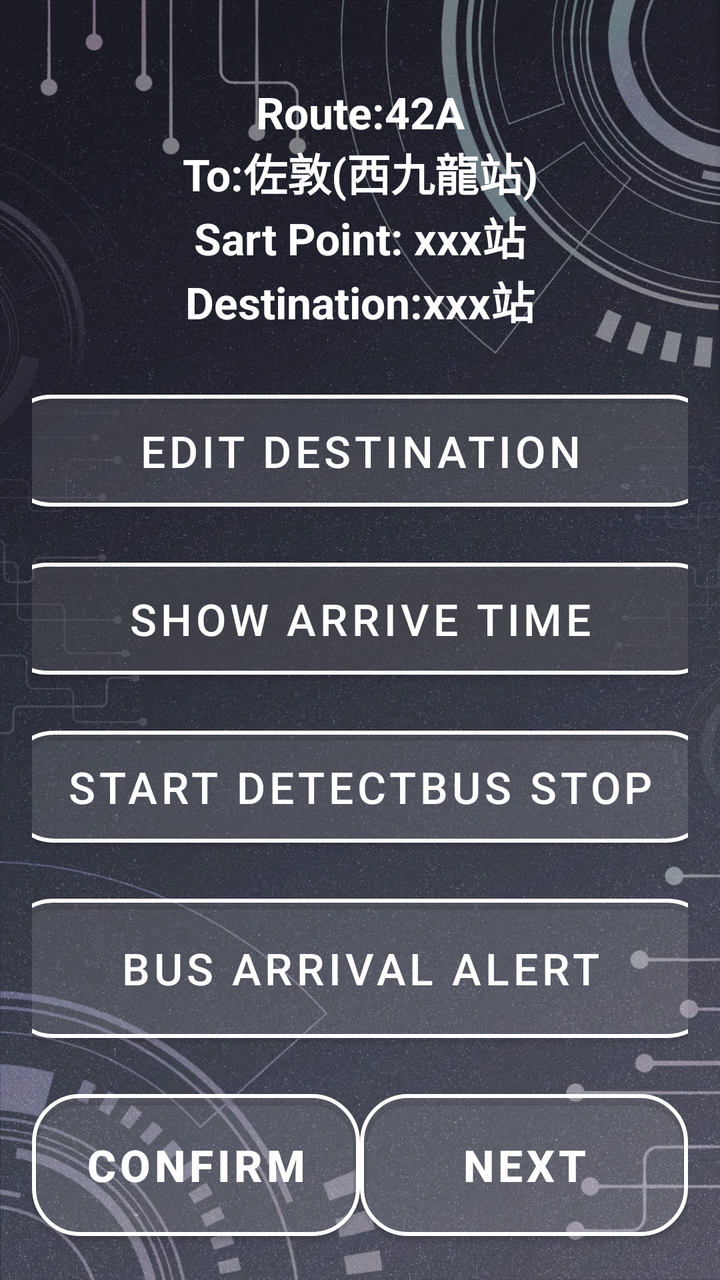
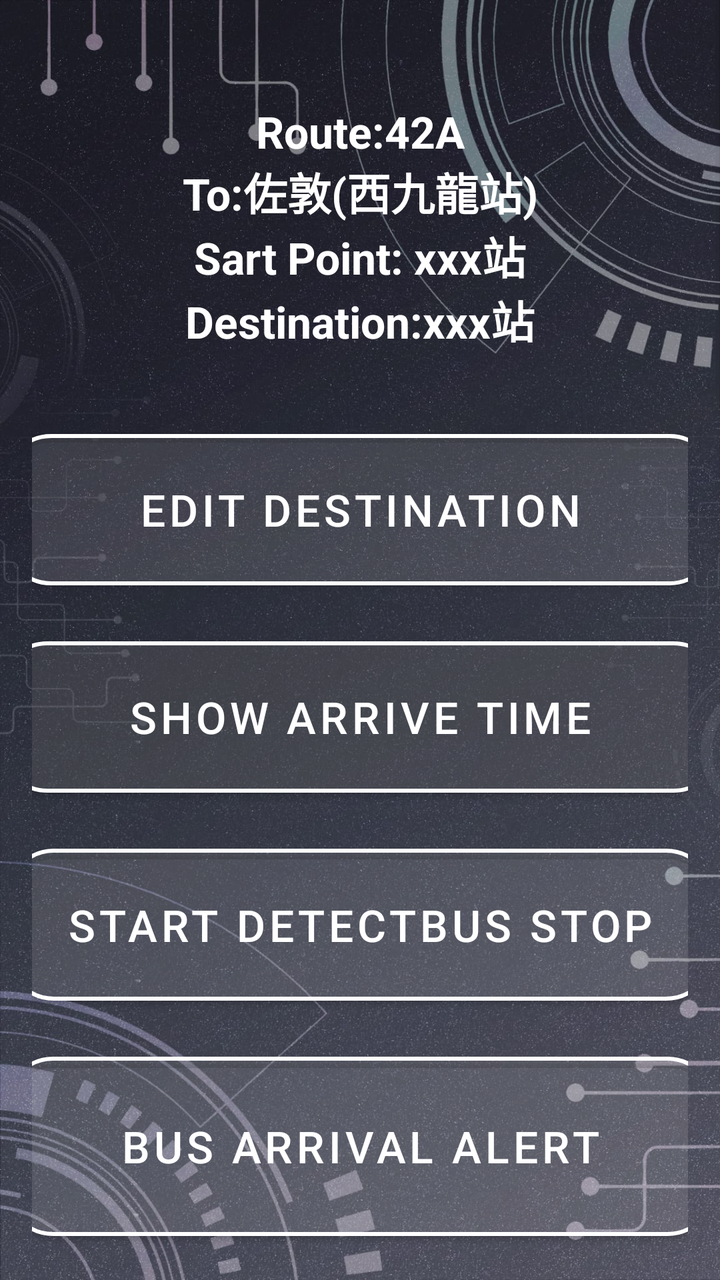

Two renders of the same Android screen: before a commit and after it. Below are the layout's source before the change and the commit's diff.
<!-- AndroidManifest.xml: application theme Theme.VISTA -->
<!-- res/layout/activity_find_bus_stop_menu_page.xml -->
<LinearLayout xmlns:android="http://schemas.android.com/apk/res/android"
    xmlns:app="http://schemas.android.com/apk/res-auto"
    android:id="@+id/main"
    android:layout_width="match_parent"
    android:layout_height="match_parent"
    android:background="@drawable/background"
    android:orientation="vertical"
    android:gravity="center"
    android:padding="16dp"
    android:weightSum="5">

    <TextView
        android:id="@+id/txtFindBusStopMenuPageBusRoute"
        android:layout_width="wrap_content"
        android:layout_height="wrap_content"
        android:text="Route:42A\nTo:佐敦(西九龍站)\nSart Point: xxx站\nDestination:xxx站"
        android:textSize="22sp"
        android:textStyle="bold"
        android:textColor="@color/white"
        android:layout_marginTop="16dp"
        android:layout_weight="1"
        android:gravity="center"/>

    
    <com.google.android.material.button.MaterialButton
        android:id="@+id/btnFindBusStopMenuPageEditDestination"
        style="@style/SemiTransparentRoundedButton"
        android:layout_width="357dp"
        android:layout_height="wrap_content"
        android:layout_marginTop="16dp"
        android:layout_weight="1"
        android:text="@string/FindBusStopMenuPage_EditDestination"
        android:textSize="22sp" />

    
    <com.google.android.material.button.MaterialButton
        android:id="@+id/btnFindBusStopMenuPageShowArriveTIme"
        style="@style/SemiTransparentRoundedButton"
        android:layout_width="361dp"
        android:layout_height="wrap_content"
        android:layout_marginTop="16dp"
        android:layout_weight="1"
        android:text="@string/FindBusStopMenuPage_ShowArriveTIme"
        android:textSize="22sp" />

    <com.google.android.material.button.MaterialButton
        android:id="@+id/btnFindBusStopMenuPageStartDetectBusStop"
        style="@style/SemiTransparentRoundedButton"
        android:layout_width="354dp"
        android:layout_height="wrap_content"
        android:layout_marginTop="16dp"
        android:layout_weight="1"
        android:text="@string/FindBusStopMenuPage_StartDetectBusStop"
        android:textSize="22sp" />

    <com.google.android.material.button.MaterialButton
        android:id="@+id/btnFindBusStopMenuPageBusArrivalAlert"
        style="@style/SemiTransparentRoundedButton"
        android:layout_width="355dp"
        android:layout_height="63dp"
        android:layout_marginTop="16dp"
        android:layout_weight="1"
        android:text="@string/FindBusStopMenuPage_BusArrivalAlert"
        android:textSize="22sp" />

    
    <LinearLayout
        android:orientation="horizontal"
        android:layout_width="match_parent"
        android:layout_height="wrap_content"
        android:gravity="bottom"
        android:layout_marginTop="16dp"
        android:weightSum="2">

        
        <com.google.android.material.button.MaterialButton
            android:id="@+id/btnFindBusStopMenuPageConfirm"
            style="@style/SemiTransparentRoundedButton"
            android:layout_width="0dp"
            android:layout_height="83dp"
            android:layout_weight="1"
            android:text="@string/btn_Confirm"
            android:textSize="22sp"
            android:textStyle="bold" />

        
        <com.google.android.material.button.MaterialButton
            android:id="@+id/btnFindBusStopMenuPageNext"
            style="@style/SemiTransparentRoundedButton"
            android:layout_width="0dp"
            android:layout_height="83dp"
            android:layout_weight="1"
            android:text="@string/btn_next"
            android:textSize="22sp"
            android:textStyle="bold" />
    </LinearLayout>
</LinearLayout>
<!-- resources referenced by this layout -->
<resources>
  <color name="white">#FFFFFF</color>
  <!-- drawable background: jpeg bitmap (drawable, 288114 bytes) -->
  <string name="FindBusStopMenuPage_BusArrivalAlert">Bus Arrival Alert</string>
  <string name="FindBusStopMenuPage_EditDestination">Edit Destination</string>
  <string name="FindBusStopMenuPage_ShowArriveTIme">Show Arrive Time</string>
  <string name="FindBusStopMenuPage_StartDetectBusStop">Start DetectBus Stop</string>
  <string name="btn_Confirm">Confirm</string>
  <string name="btn_next">Next</string>
  <style name="SemiTransparentRoundedButton" parent="Widget.MaterialComponents.Button">
          <item name="android:textColor">#FFFFFF</item>
          <item name="background">@drawable/button_selector</item> 
          <item name="cornerRadius">24dp</item>
          <item name="strokeColor">#FFFFFF</item>
          <item name="strokeWidth">2dp</item>
          <item name="backgroundTint">#20FFFFFF</item> 
      </style>
  <style name="Theme.VISTA" parent="Theme.MaterialComponents.Light.NoActionBar">
          
          <item name="colorPrimary">@color/semi_transparent_white</item>
          <item name="colorPrimaryVariant">@color/semi_transparent_white</item>
          <item name="colorOnPrimary">@color/white</item>
          
      </style>
  <!-- drawable button_selector (drawable) -->
  <?xml version="1.0" encoding="utf-8"?>
  <selector xmlns:android="http://schemas.android.com/apk/res/android">
      
      <item android:state_pressed="true">
          <shape android:shape="rectangle">
              <solid android:color="#20FFFFFF" /> 
              <stroke android:width="2dp" android:color="#FFFFFF" />
              <corners android:radius="24dp" />
          </shape>
      </item>
  
      
      <item android:state_selected="true">
          <shape android:shape="rectangle">
              <solid android:color="#FFFF00" /> 
              <stroke android:width="2dp" android:color="#FFFFFF" />
              <corners android:radius="24dp" />
          </shape>
      </item>
  
      
      <item>
          <shape android:shape="rectangle">
              <solid android:color="#20FFFFFF" /> 
              <stroke android:width="2dp" android:color="#FFFFFF" />
              <corners android:radius="24dp" />
          </shape>
      </item>
  </selector>
  <color name="semi_transparent_white">#80FFFFFF</color>
</resources>

<!-- the commit's change to res/layout/activity_find_bus_stop_menu_page.xml (unified diff, before → after) -->
@@ -63,35 +63,5 @@
         android:text="@string/FindBusStopMenuPage_BusArrivalAlert"
         android:textSize="22sp" />
 
-    
-    <LinearLayout
-        android:orientation="horizontal"
-        android:layout_width="match_parent"
-        android:layout_height="wrap_content"
-        android:gravity="bottom"
-        android:layout_marginTop="16dp"
-        android:weightSum="2">
 
-        
-        <com.google.android.material.button.MaterialButton
-            android:id="@+id/btnFindBusStopMenuPageConfirm"
-            style="@style/SemiTransparentRoundedButton"
-            android:layout_width="0dp"
-            android:layout_height="83dp"
-            android:layout_weight="1"
-            android:text="@string/btn_Confirm"
-            android:textSize="22sp"
-            android:textStyle="bold" />
-
-        
-        <com.google.android.material.button.MaterialButton
-            android:id="@+id/btnFindBusStopMenuPageNext"
-            style="@style/SemiTransparentRoundedButton"
-            android:layout_width="0dp"
-            android:layout_height="83dp"
-            android:layout_weight="1"
-            android:text="@string/btn_next"
-            android:textSize="22sp"
-            android:textStyle="bold" />
-    </LinearLayout>
 </LinearLayout>
<!-- resource entries referenced after the edit -->
@@ -6,8 +6,6 @@
   <string name="FindBusStopMenuPage_EditDestination">Edit Destination</string>
   <string name="FindBusStopMenuPage_ShowArriveTIme">Show Arrive Time</string>
   <string name="FindBusStopMenuPage_StartDetectBusStop">Start DetectBus Stop</string>
-  <string name="btn_Confirm">Confirm</string>
-  <string name="btn_next">Next</string>
   <style name="SemiTransparentRoundedButton" parent="Widget.MaterialComponents.Button">
           <item name="android:textColor">#FFFFFF</item>
           <item name="background">@drawable/button_selector</item> 
